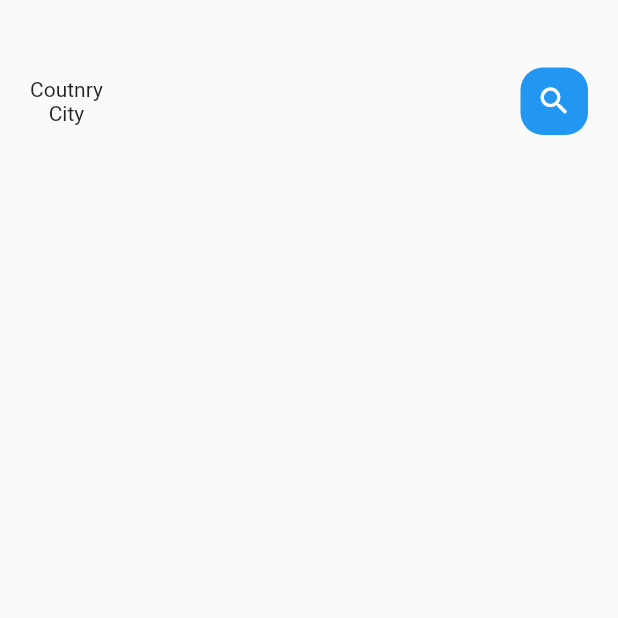
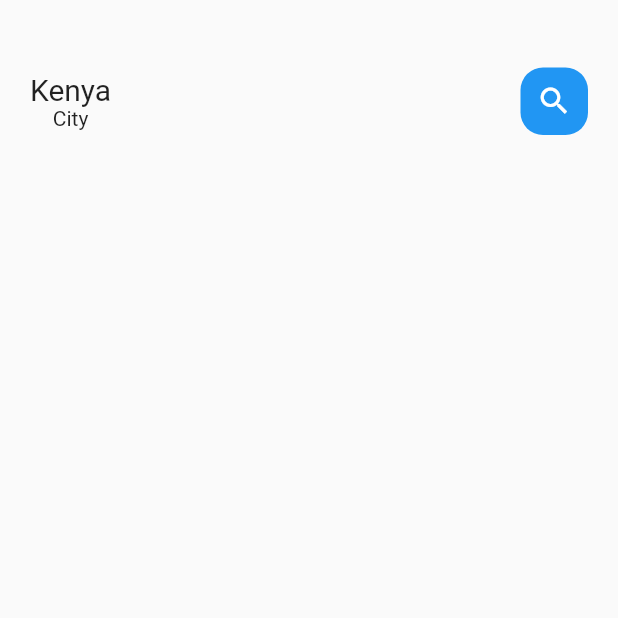
Before and after one commit to Eriq-Kibet/flutter-app, a Flutter app: the screen it shows after launch, on a phone screen of 412 x 824 dp, the top half of it. Run offline on Flutter 3.47's test engine with Material 2 defaults, Android fonts, the phone set to English and light mode, and no system bars.

Commit message:
Reusable Text

```diff
--- a/lib/home/main_food_page.dart
+++ b/lib/home/main_food_page.dart
@@ -1,5 +1,6 @@
 import 'package:flutter/material.dart';
 import 'package:flutter/widgets.dart';
+import 'package:myapp/widgets/big_text.dart';
 
 class MainFoodPage extends StatefulWidget {
   const MainFoodPage({Key? key}) : super(key: key);
@@ -22,7 +23,7 @@ class _MainFoodPageState extends State<MainFoodPage> {
                 mainAxisAlignment: MainAxisAlignment.spaceBetween,
                 children: [
                   Column(
-                    children: [Text("Coutnry"), Text("City")],
+                    children: [BigText(text: "Kenya"), Text("City")],
                   ),
                   Container(
                     width: 45,
--- /dev/null
+++ b/lib/widgets/big_text.dart
@@ -0,0 +1,29 @@
+import 'package:flutter/cupertino.dart';
+
+class BigText extends StatelessWidget {
+  final Color? color;
+  final String text;
+  double size;
+  TextOverflow overFlow;
+
+  BigText(
+      {Key? key,
+      this.color,
+      required this.text,
+      this.size = 20,
+      this.overFlow = TextOverflow.ellipsis})
+      : super(key: key);
+
+  @override
+  Widget build(BuildContext context) {
+    return Text(
+      text,
+      overflow: overFlow,
+      style: TextStyle(
+          fontFamily: 'Roboto',
+          fontSize: size,
+          color: color,
+          fontWeight: FontWeight.w400),
+    );
+  }
+}
```
